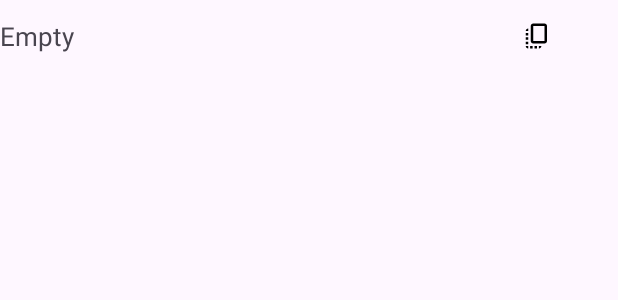
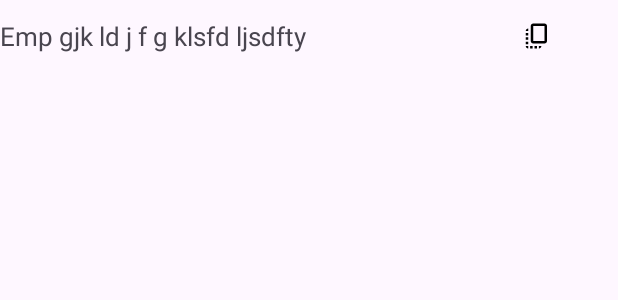
Before and after one commit to RudraOp9/Ai-Qr-Scanner, an Android app: the layout custom_show_data.xml on its own in the app's theme, with its tools: preview values and no code run, on a phone screen of 412 x 824 dp. Shown: the top 300 px of the screen. Run offline under Robolectric (Android 15) with nearby library versions, the phone set to English and light mode, and no system bars.

Commit message:
major update

```diff
--- a/app/build.gradle.kts
+++ b/app/build.gradle.kts
@@ -19,8 +19,11 @@ android {
 
     buildTypes {
         release {
+            isMinifyEnabled = true
+            isShrinkResources = true
             proguardFiles(
                 getDefaultProguardFile("proguard-android-optimize.txt"),
+
                 "proguard-rules.pro"
             )
         }
--- a/app/src/main/java/com/leo/qrscanner/workers/recycler/ShowDataAdapter.kt
+++ b/app/src/main/java/com/leo/qrscanner/workers/recycler/ShowDataAdapter.kt
@@ -10,9 +10,11 @@ import android.widget.TextView
 import androidx.core.content.ContextCompat
 import androidx.recyclerview.widget.RecyclerView
 import com.google.android.material.button.MaterialButton
+import com.google.android.material.dialog.MaterialAlertDialogBuilder
 import com.google.android.material.snackbar.Snackbar
 import com.leo.qrscanner.R
 import com.leo.qrscanner.workers.recycler.ShowDataAdapter.myholder
+
 
 class ShowDataAdapter(
     private val items: ArrayList<String>, val itemCopy: ArrayList<String>,
@@ -31,6 +33,9 @@ class ShowDataAdapter(
         val styleDataCopy: MaterialButton = holder.itemView.findViewById(R.id.materialButton1)
 
         styleData.text = currentItem
+        styleData.setOnClickListener {
+            val alertDialog = MaterialAlertDialogBuilder(context).setMessage(currentItem).show()
+        }
         styleDataCopy.setOnClickListener {
             Snackbar.make(it, "copied", 3000).show()
             context.copyToClipboard(itemCopy[position])
--- a/app/src/main/res/layout/activity_show_data.xml
+++ b/app/src/main/res/layout/activity_show_data.xml
@@ -65,9 +65,10 @@
         <androidx.recyclerview.widget.RecyclerView
             android:id="@+id/recyclerView"
             android:layout_width="match_parent"
-            android:layout_height="wrap_content"
+            android:layout_height="0dp"
 
             android:layout_margin="20dp"
+            app:layout_constraintBottom_toBottomOf="parent"
             app:layout_constraintEnd_toEndOf="parent"
             app:layout_constraintStart_toStartOf="parent"
             app:layout_constraintTop_toBottomOf="@+id/shareRaw" />
--- a/app/src/main/res/layout/custom_show_data.xml
+++ b/app/src/main/res/layout/custom_show_data.xml
@@ -5,32 +5,18 @@
     android:layout_height="wrap_content"
     android:layout_marginBottom="20dp">
 
-    <androidx.appcompat.widget.AppCompatTextView
+
+    <TextView
         android:id="@+id/appCompatTextView"
         android:layout_width="0dp"
         android:layout_height="wrap_content"
-        android:layout_marginEnd="10dp"
         android:singleLine="true"
-        android:text="Empty"
-
-
+        android:text="Emp gjk ld j f g klsfd ljsdfty"
         android:textSize="17sp"
         app:layout_constraintBottom_toBottomOf="parent"
         app:layout_constraintEnd_toStartOf="@+id/materialButton1"
         app:layout_constraintStart_toStartOf="parent"
         app:layout_constraintTop_toTopOf="parent" />
-
-
-    <!--<androidx.appcompat.widget.AppCompatImageButton
-        android:id="@+id/materialButton"
-        android:layout_width="wrap_content"
-        android:layout_height="wrap_content"
-        android:backgroundTint="#D54A4A4A"
-        android:src="@drawable/icon_copy_all_24"
-        android:tint="@color/white"
-        app:layout_constraintBottom_toBottomOf="parent"
-        app:layout_constraintEnd_toEndOf="parent"
-        app:layout_constraintTop_toTopOf="parent" />-->
 
     <com.google.android.material.button.MaterialButton
         android:id="@+id/materialButton1"
```
Also changed, not shown: app/src/main/java/com/leo/qrscanner/showData.kt (+19 -5 lines), app/src/main/java/com/leo/qrscanner/workers/ShowDataFormat.kt (+9 -9 lines), app/src/main/res/layout/custom_show_raw.xml (added, +18 -0 lines).
